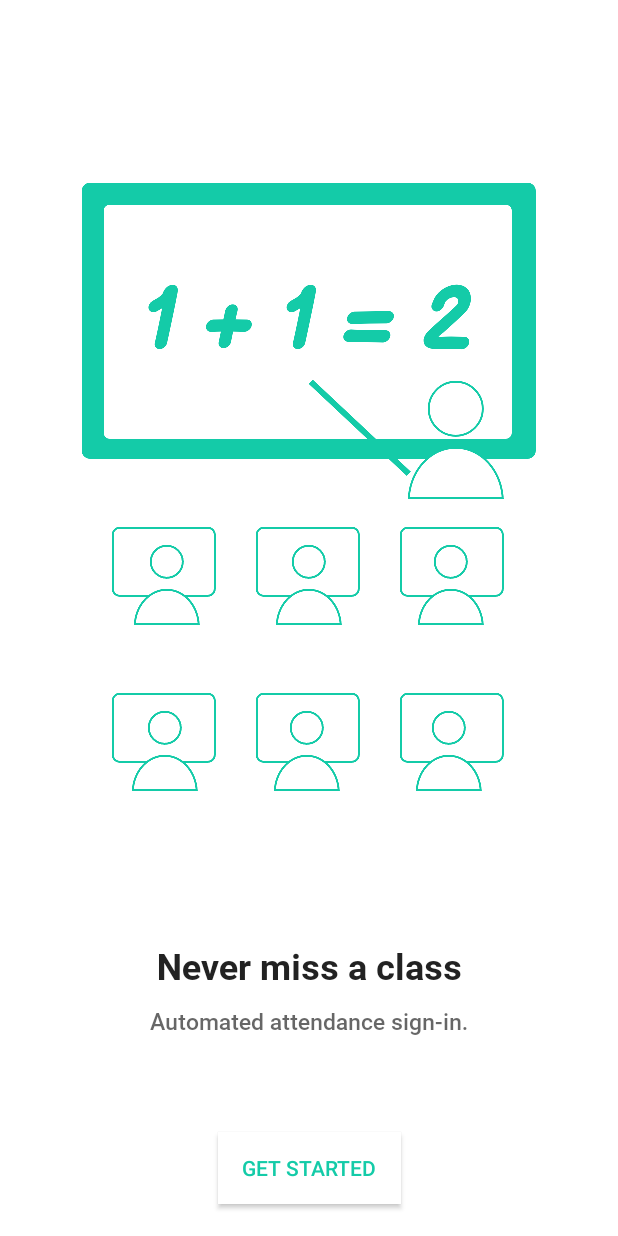
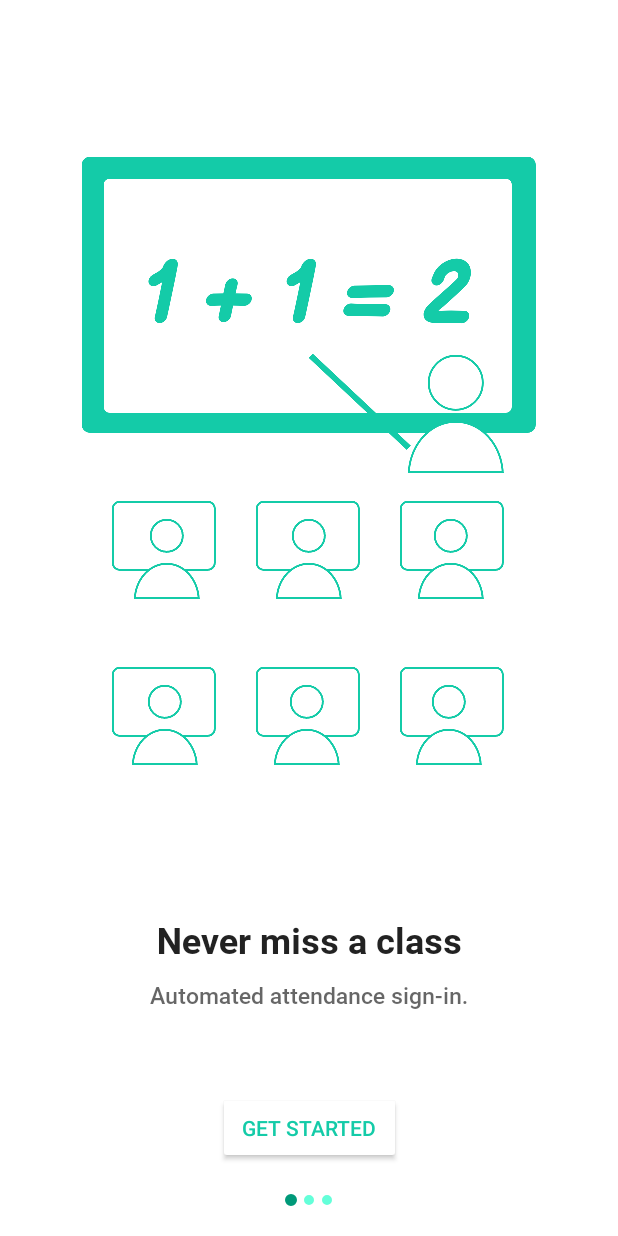
Before and after one commit to Pewdiecal/autoAttend, an Android app: the screen it shows after launch (Onboard), on a phone screen of 412 x 824 dp. Run offline under Robolectric (Android 15) with nearby library versions, the phone set to English and light mode, and no system bars.

Commit message:
implemented onboard screen code

```diff
--- a/app/build.gradle
+++ b/app/build.gradle
@@ -20,6 +20,12 @@ android {
             proguardFiles getDefaultProguardFile('proguard-android-optimize.txt'), 'proguard-rules.pro'
         }
     }
+    compileOptions {
+        sourceCompatibility JavaVersion.VERSION_1_8
+        targetCompatibility JavaVersion.VERSION_1_8
+    }
+
+
 }
 
 dependencies {
--- a/app/src/main/AndroidManifest.xml
+++ b/app/src/main/AndroidManifest.xml
@@ -8,7 +8,7 @@
         android:label="@string/app_name"
         android:roundIcon="@mipmap/ic_launcher_round"
         android:supportsRtl="true"
-        android:theme="@style/Theme.MaterialComponents.Light.NoActionBar">
+        android:theme="@style/AppTheme">
         <activity android:name=".Onboard"></activity>
         <activity android:name=".MainActivity">
             <intent-filter>
--- a/app/src/main/java/com/caltech/autoattend/Onboard.java
+++ b/app/src/main/java/com/caltech/autoattend/Onboard.java
@@ -1,20 +1,30 @@
 package com.caltech.autoattend;
 
 import android.os.Bundle;
+import android.view.WindowManager;
 
 import androidx.fragment.app.FragmentActivity;
 import androidx.viewpager2.widget.ViewPager2;
 
+import com.google.android.material.tabs.TabLayout;
+import com.google.android.material.tabs.TabLayoutMediator;
+
 public class Onboard extends FragmentActivity {
     ViewPager2 viewpager;
     OnboardFragmentAdapter fragment1Adapter;
+    TabLayout tabLayout;
 
     @Override
     protected void onCreate(Bundle savedInstanceState) {
         super.onCreate(savedInstanceState);
+        getWindow().setFlags(WindowManager.LayoutParams.FLAG_FULLSCREEN,
+                WindowManager.LayoutParams.FLAG_FULLSCREEN);
         setContentView(R.layout.activity_onboard);
+
         viewpager = findViewById(R.id.viewPager2);
+        tabLayout = findViewById(R.id.tabLayout2);
         fragment1Adapter = new OnboardFragmentAdapter(this);
         viewpager.setAdapter(fragment1Adapter);
+        new TabLayoutMediator(tabLayout, viewpager, (tab, position) -> tab.view.setClickable(false)).attach();
     }
 }
--- /dev/null
+++ b/app/src/main/res/drawable/tab_background.xml
@@ -0,0 +1,13 @@
+<?xml version="1.0" encoding="utf-8"?>
+<selector xmlns:android="http://schemas.android.com/apk/res/android">
+    <item android:state_selected="true">
+        <shape android:shape="ring" android:innerRadius="0dp" android:thickness="4dp" android:useLevel="false">
+            <solid android:color="@color/secondaryDarkColor" />
+        </shape>
+    </item>
+    <item>
+        <shape android:shape="ring" android:innerRadius="0dp" android:thickness="3dp" android:useLevel="false">
+            <solid android:color="@color/secondaryLightColor" />
+        </shape>
+    </item>
+</selector>
--- a/app/src/main/res/layout/activity_onboard.xml
+++ b/app/src/main/res/layout/activity_onboard.xml
@@ -4,44 +4,51 @@
     xmlns:tools="http://schemas.android.com/tools"
     android:layout_width="match_parent"
     android:layout_height="match_parent"
+    android:background="#FFFFFF"
     tools:context=".Onboard">
 
+    <androidx.viewpager2.widget.ViewPager2
+        android:id="@+id/viewPager2"
+        android:layout_width="0dp"
+        android:layout_height="0dp"
+        app:layout_constraintBottom_toTopOf="@+id/button"
+        app:layout_constraintEnd_toEndOf="parent"
+        app:layout_constraintHorizontal_bias="0.5"
+        app:layout_constraintStart_toStartOf="parent"
+        app:layout_constraintTop_toTopOf="parent"
+        app:layout_constraintVertical_chainStyle="packed" />
+
+    <com.google.android.material.tabs.TabLayout
+        android:id="@+id/tabLayout2"
+        android:layout_width="0dp"
+        android:layout_height="wrap_content"
+        app:layout_constraintBottom_toBottomOf="parent"
+        app:layout_constraintEnd_toEndOf="parent"
+        app:layout_constraintHorizontal_bias="0.5"
+        app:layout_constraintStart_toStartOf="parent"
+        app:layout_constraintTop_toBottomOf="@+id/button"
+        app:tabBackground="@drawable/tab_background"
+        app:tabGravity="center"
+        app:tabIndicator="@color/primaryColor"
+        app:tabPaddingEnd="6dp"
+        app:tabPaddingStart="6dp" />
+
     <Button
-        android:id="@+id/button3"
+        android:id="@+id/button"
         android:layout_width="wrap_content"
         android:layout_height="wrap_content"
-        android:background="@color/primaryTextColor"
+        android:backgroundTint="#FFFFFF"
         android:paddingLeft="16dp"
         android:paddingTop="4dp"
         android:paddingRight="16dp"
         android:paddingBottom="4dp"
         android:text="@string/onboard_btn"
         android:textColor="@color/secondaryColor"
-        app:cornerRadius="4dp"
-        app:layout_constraintBottom_toTopOf="@+id/imageView2"
-        app:layout_constraintEnd_toEndOf="parent"
-        app:layout_constraintStart_toStartOf="parent"
-        app:layout_constraintTop_toBottomOf="@+id/viewPager2"
-        app:strokeColor="#FFFFFF" />
-
-    <ImageView
-        android:id="@+id/imageView2"
-        android:layout_width="117dp"
-        android:layout_height="21dp"
-        app:layout_constraintBottom_toBottomOf="parent"
-        app:layout_constraintEnd_toEndOf="parent"
-        app:layout_constraintStart_toStartOf="parent"
-        app:layout_constraintTop_toBottomOf="@+id/button3"
-        tools:srcCompat="@tools:sample/avatars" />
-
-    <androidx.viewpager2.widget.ViewPager2
-        android:id="@+id/viewPager2"
-        android:layout_width="0dp"
-        android:layout_height="0dp"
-        app:layout_constraintBottom_toTopOf="@+id/button3"
+        app:layout_constraintBottom_toTopOf="@+id/tabLayout2"
         app:layout_constraintEnd_toEndOf="parent"
         app:layout_constraintHorizontal_bias="0.5"
         app:layout_constraintStart_toStartOf="parent"
-        app:layout_constraintTop_toTopOf="parent" />
+        app:layout_constraintTop_toBottomOf="@+id/viewPager2"
+        app:rippleColor="@color/secondaryLightColor" />
 
 </androidx.constraintlayout.widget.ConstraintLayout>
--- a/app/src/main/res/values/styles.xml
+++ b/app/src/main/res/values/styles.xml
@@ -1,8 +1,13 @@
 <resources>
     <!-- Base application theme. -->
-    <style name="AppTheme" parent="Theme.MaterialComponents.Light">
+    <style name="AppTheme" parent="Theme.MaterialComponents.Light.NoActionBar">
         <!-- Customize your theme here. -->
         <item name="android:windowActivityTransitions">true</item>
+
+        <item name="colorPrimary">@color/primaryColor</item>
+        <item name="colorPrimaryVariant">@color/primaryDarkColor</item>
+        <item name="colorSecondary">@color/secondaryLightColor</item>
+        <item name="colorSecondaryVariant">@color/secondaryDarkColor</item>
 
     </style>
 
```
